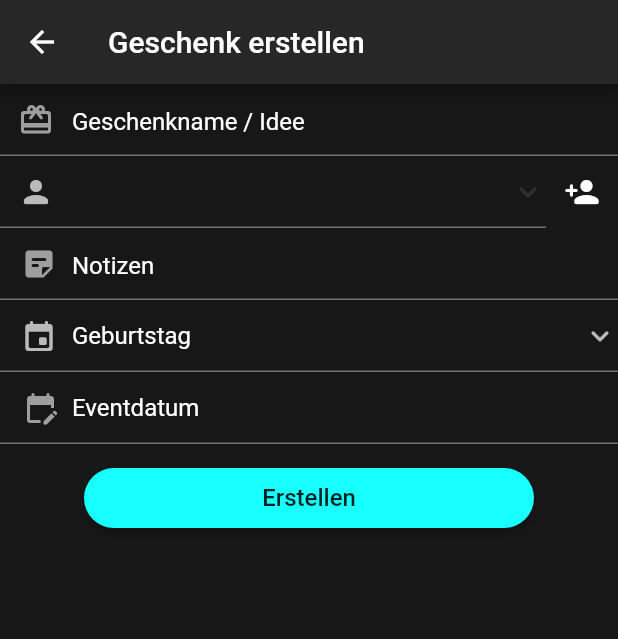
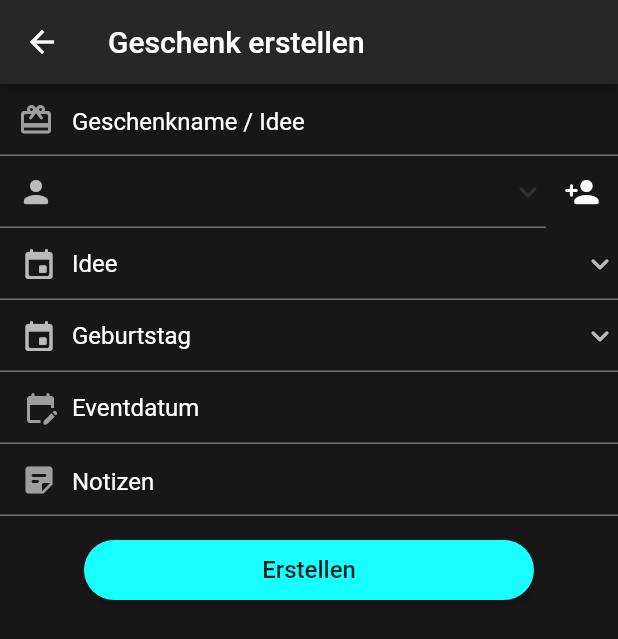
Before and after one commit to Marcel9494/Geschenkliste, a Flutter app: the screen it shows after launch, after a tap on the "add" icon, on a phone screen of 412 x 824 dp. Shown: the top 639 px of the screen. Run offline on Flutter 3.47's test engine with Material 2 defaults, Android fonts, the phone set to English and light mode, and no system bars; drawn by our look-alikes of rounded_loading_button; our stand-ins replace hive, hive_flutter, modal_bottom_sheet; accounts and stored records are empty.

Commit message:
Geschenkkarte UI verbessert
- Geschenkkarte UI wurde durch Status Anzeige durch Toggle Buttons verbessert (noch nicht fertig implementiert).
- Geburtstagsanzeige im Kalender fängt im Jahr 2000 an, damit der Benutzer nicht so weit in den Jahren zurück scrollen muss. Kleine UX Verbesserung.

```diff
--- a/lib/main.dart
+++ b/lib/main.dart
@@ -23,7 +23,7 @@ void main() async {
   Hive.registerAdapter(ContactAdapter());
   Hive.registerAdapter(EventAdapter());
   Hive.registerAdapter(GiftAdapter());
-  // Auskommentieren zum Daten löschen
+  // Auskommentieren zum Daten löschen oder App deinstallieren
   // var contactBox = await Hive.openBox('gifts');
   // await Hive.box('gifts').deleteFromDisk();
   runApp(const MyApp());
--- /dev/null
+++ b/lib/models/enums/gift_status.dart
@@ -0,0 +1,23 @@
+enum GiftStatus {
+  idea,
+  bought,
+  packed,
+  gifted,
+}
+
+extension GiftStatusExtension on GiftStatus {
+  String get name {
+    switch (this) {
+      case GiftStatus.idea:
+        return 'Idee';
+      case GiftStatus.bought:
+        return 'Gekauft';
+      case GiftStatus.packed:
+        return 'Verpackt';
+      case GiftStatus.gifted:
+        return 'Geschenkt';
+      default:
+        return '';
+    }
+  }
+}
--- a/lib/models/gift.dart
+++ b/lib/models/gift.dart
@@ -4,6 +4,7 @@ import 'package:hive/hive.dart';
 
 import '/models/contact.dart';
 import '/models/event.dart';
+import 'enums/gift_status.dart';
 
 @HiveType(typeId: 0)
 class Gift extends HiveObject {
@@ -18,6 +19,8 @@ class Gift extends HiveObject {
   @HiveField(3)
   late String note;
   @HiveField(4)
+  late String giftStatus;
+  @HiveField(5)
   late int creationDate;
 }
 
@@ -32,6 +35,7 @@ class GiftAdapter extends TypeAdapter<Gift> {
       ..contact = reader.read()
       ..event = reader.read()
       ..note = reader.read()
+      ..giftStatus = reader.read()
       ..creationDate = reader.read();
   }
 
@@ -41,6 +45,7 @@ class GiftAdapter extends TypeAdapter<Gift> {
     writer.write(obj.contact);
     writer.write(obj.event);
     writer.write(obj.note);
+    writer.write(obj.giftStatus);
     writer.write(obj.creationDate);
   }
 }
--- a/lib/screens/create_or_edit_contact_screen.dart
+++ b/lib/screens/create_or_edit_contact_screen.dart
@@ -180,7 +180,7 @@ class _CreateOrEditContactScreenState extends State<CreateOrEditContactScreen> {
                         parsedBirthdayDate = await showDatePicker(
                           context: context,
                           locale: const Locale('de', 'DE'),
-                          initialDate: DateTime.now(),
+                          initialDate: DateTime(2000),
                           initialDatePickerMode: DatePickerMode.year,
                           firstDate: DateTime(1900),
                           lastDate: DateTime(2200),
--- a/lib/screens/create_or_edit_gift_screen.dart
+++ b/lib/screens/create_or_edit_gift_screen.dart
@@ -10,6 +10,7 @@ import '/components/buttons/save_button.dart';
 import '/models/gift.dart';
 import '/models/event.dart';
 import '/models/contact.dart';
+import '../models/enums/gift_status.dart';
 import '/models/screen_arguments/create_contact_screen_arguments.dart';
 
 class CreateOrEditGiftScreen extends StatefulWidget {
@@ -39,8 +40,11 @@ class _CreateOrEditGiftScreenState extends State<CreateOrEditGiftScreen> {
   List<String> eventNames = [];
   List<Contact> contacts = [];
   List<String> contactNames = [];
+  List<String> giftStatusList = [];
+  GiftStatus giftStatus = GiftStatus.idea;
   String selectedEvent = '';
   String selectedContact = '';
+  String selectedGiftStatus = '';
   String giftnameErrorText = '';
   String contactnameErrorText = '';
   String eventDateErrorText = '';
@@ -50,10 +54,14 @@ class _CreateOrEditGiftScreenState extends State<CreateOrEditGiftScreen> {
   @override
   initState() {
     super.initState();
-    selectedEvent = events[0].eventname;
+    for (int i = 0; i < GiftStatus.values.length; i++) {
+      giftStatusList.add(GiftStatus.values[i].name);
+    }
+    selectedGiftStatus = giftStatusList[0];
     for (int i = 0; i < events.length; i++) {
       eventNames.add(events[i].eventname);
     }
+    selectedEvent = events[0].eventname;
     _getContactList();
   }
 
@@ -116,6 +124,7 @@ class _CreateOrEditGiftScreenState extends State<CreateOrEditGiftScreen> {
     var gift = Gift()
       ..giftname = _giftnameTextController.text
       ..contact = contacts[selectedContactIndex]
+      ..giftStatus = selectedGiftStatus
       ..note = _notesTextController.text
       ..event = events[selectedEventIndex]
       ..creationDate = DateTime.now().millisecondsSinceEpoch;
@@ -227,25 +236,31 @@ class _CreateOrEditGiftScreenState extends State<CreateOrEditGiftScreen> {
                         ),
                       ],
                     ),
-                    TextFormField(
-                      controller: _notesTextController,
-                      textAlignVertical: TextAlignVertical.center,
+                    DropdownButtonFormField<String>(
+                      value: selectedGiftStatus,
+                      icon: const Icon(Icons.keyboard_arrow_down_rounded),
+                      elevation: 16,
+                      isExpanded: true,
                       decoration: const InputDecoration(
-                        hintText: 'Notizen',
-                        hintStyle: TextStyle(color: Colors.white),
-                        contentPadding: EdgeInsets.only(top: 2.0),
                         prefixIcon: Padding(
                           padding: EdgeInsets.only(left: 4.0),
-                          child: IconTheme(
-                            data: IconThemeData(color: Colors.grey),
-                            child: Icon(Icons.sticky_note_2_rounded),
-                          ),
+                          child: Icon(Icons.event_rounded),
                         ),
                         focusedBorder: UnderlineInputBorder(
                           borderSide: BorderSide(color: Colors.cyanAccent, width: 2.0),
                         ),
-                        counterText: '',
                       ),
+                      onChanged: (String? newGiftStatus) {
+                        setState(() {
+                          selectedGiftStatus = newGiftStatus!;
+                        });
+                      },
+                      items: giftStatusList.map<DropdownMenuItem<String>>((String event) {
+                        return DropdownMenuItem<String>(
+                          value: event,
+                          child: Text(event),
+                        );
+                      }).toList(),
                     ),
                     DropdownButtonFormField<String>(
                       value: selectedEvent,
@@ -315,6 +330,26 @@ class _CreateOrEditGiftScreenState extends State<CreateOrEditGiftScreen> {
                         _eventDateTextController.text = formattedEventDate;
                       },
                     ),
+                    TextFormField(
+                      controller: _notesTextController,
+                      textAlignVertical: TextAlignVertical.center,
+                      decoration: const InputDecoration(
+                        hintText: 'Notizen',
+                        hintStyle: TextStyle(color: Colors.white),
+                        contentPadding: EdgeInsets.only(top: 2.0),
+                        prefixIcon: Padding(
+                          padding: EdgeInsets.only(left: 4.0),
+                          child: IconTheme(
+                            data: IconThemeData(color: Colors.grey),
+                            child: Icon(Icons.sticky_note_2_rounded),
+                          ),
+                        ),
+                        focusedBorder: UnderlineInputBorder(
+                          borderSide: BorderSide(color: Colors.cyanAccent, width: 2.0),
+                        ),
+                        counterText: '',
+                      ),
+                    ),
                     SaveButton(
                       boxPosition: widget.giftBoxPosition,
                       callback: _createGift,
```
Also changed, not shown: lib/components/cards/gift_card.dart (+99 -10 lines).
